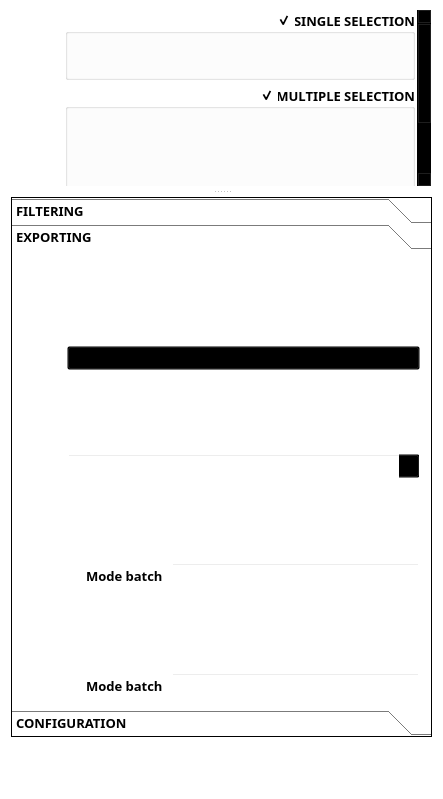
First picture: the form in filter_mate_dockwidget_base.ui, repository sducournau/filter_mate, before the edit.
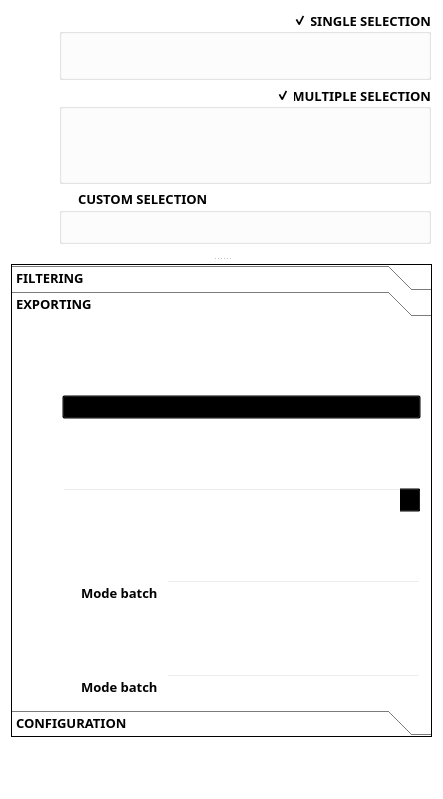
Second picture: the form after the edit. The open tabs and pages were chosen to show the change. Icons and pictures are not drawn. Custom widgets are drawn as their Qt base class.

Commit message: feat(refactor): integrate Phase E13 extracted classes into FilterEngineTask

```diff
--- a/filter_mate_dockwidget_base.ui
+++ b/filter_mate_dockwidget_base.ui
@@ -283,19 +283,19 @@
          <property name="sizePolicy">
           <sizepolicy hsizetype="Preferred" vsizetype="Preferred">
            <horstretch>0</horstretch>
-           <verstretch>1</verstretch>
+           <verstretch>2</verstretch>
           </sizepolicy>
          </property>
          <property name="minimumSize">
           <size>
            <width>0</width>
-           <height>180</height>
+           <height>240</height>
           </size>
          </property>
          <property name="maximumSize">
           <size>
            <width>16777215</width>
-           <height>600</height>
+           <height>700</height>
           </size>
          </property>
          <property name="baseSize">
@@ -334,26 +334,26 @@
          </property>
          <layout class="QVBoxLayout" name="verticalLayout_main_content">
           <property name="spacing">
-           <number>0</number>
+           <number>-2</number>
           </property>
           <property name="leftMargin">
-           <number>2</number>
+           <number>1</number>
           </property>
           <property name="topMargin">
            <number>0</number>
           </property>
           <property name="rightMargin">
-           <number>2</number>
+           <number>1</number>
           </property>
           <property name="bottomMargin">
-           <number>2</number>
+           <number>1</number>
           </property>
           <item>
            <widget class="QScrollArea" name="scrollArea_frame_exploring">
             <property name="sizePolicy">
-             <sizepolicy hsizetype="Expanding" vsizetype="Preferred">
+             <sizepolicy hsizetype="Expanding" vsizetype="Expanding">
               <horstretch>0</horstretch>
-              <verstretch>0</verstretch>
+              <verstretch>2</verstretch>
              </sizepolicy>
             </property>
             <property name="cursor" stdset="0">
@@ -371,13 +371,13 @@
             <widget class="QWidget" name="scrollAreaWidgetContents">
              <layout class="QGridLayout" name="gridLayout_main_header">
               <property name="leftMargin">
-               <number>2</number>
+               <number>1</number>
               </property>
               <property name="topMargin">
                <number>0</number>
               </property>
               <property name="rightMargin">
-               <number>2</number>
+               <number>1</number>
               </property>
               <property name="bottomMargin">
                <number>0</number>
@@ -400,7 +400,7 @@
                  <number>0</number>
                 </property>
                 <property name="spacing">
-                 <number>4</number>
+                 <number>2</number>
                 </property>
                 <item row="0" column="0">
                  <widget class="QWidget" name="widget_exploring_keys" native="true">
@@ -430,16 +430,16 @@
                   </property>
                   <layout class="QVBoxLayout" name="verticalLayout_exploring_container">
                    <property name="spacing">
-                    <number>2</number>
+                    <number>1</number>
                    </property>
                    <property name="leftMargin">
-                    <number>2</number>
+                    <number>1</number>
                    </property>
                    <property name="topMargin">
-                    <number>2</number>
+                    <number>1</number>
                    </property>
                    <property name="rightMargin">
-                    <number>2</number>
+                    <number>1</number>
                    </property>
                    <property name="bottomMargin">
                     <number>2</number>
@@ -973,21 +973,21 @@
                       <enum>QLayout::SetDefaultConstraint</enum>
                      </property>
                      <property name="leftMargin">
-                      <number>4</number>
+                      <number>2</number>
                      </property>
                      <property name="topMargin">
-                      <number>4</number>
+                      <number>2</number>
                      </property>
                      <property name="rightMargin">
-                      <number>4</number>
+                      <number>2</number>
                      </property>
                      <property name="bottomMargin">
-                      <number>4</number>
+                      <number>2</number>
                      </property>
                      <item row="0" column="0">
                       <layout class="QVBoxLayout" name="verticalLayout_exploring_single_selection">
                        <property name="spacing">
-                        <number>4</number>
+                        <number>2</number>
                        </property>
                        <item>
                         <widget class="QgsFeaturePickerWidget" name="mFeaturePickerWidget_exploring_single_selection">
@@ -1024,15 +1024,15 @@
                        <item>
                         <widget class="QgsFieldExpressionWidget" name="mFieldExpressionWidget_exploring_single_selection">
                          <property name="sizePolicy">
-                          <sizepolicy hsizetype="Expanding" vsizetype="Fixed">
-                           <horstretch>1</horstretch>
+                          <sizepolicy hsizetype="Preferred" vsizetype="Fixed">
+                           <horstretch>0</horstretch>
                            <verstretch>0</verstretch>
                           </sizepolicy>
                          </property>
                          <property name="minimumSize">
                           <size>
                            <width>0</width>
-                           <height>28</height>
+                           <height>24</height>
                           </size>
                          </property>
                          <property name="font">
@@ -1079,7 +1079,7 @@
                     <property name="sizePolicy">
                      <sizepolicy hsizetype="Expanding" vsizetype="MinimumExpanding">
                       <horstretch>0</horstretch>
-                      <verstretch>1</verstretch>
+                      <verstretch>2</verstretch>
                      </sizepolicy>
                     </property>
                     <property name="minimumSize">
@@ -1130,22 +1130,22 @@
                     </property>
                     <layout class="QVBoxLayout" name="verticalLayout_exploring_multiple_selection">
                      <property name="spacing">
-                      <number>4</number>
+                      <number>2</number>
                      </property>
                      <property name="sizeConstraint">
-                      <enum>QLayout::SetDefaultConstraint</enum>
+                      <enum>QLayout::SetMinimumSize</enum>
                      </property>
                      <property name="leftMargin">
-                      <number>4</number>
+                      <number>2</number>
                      </property>
                      <property name="topMargin">
-                      <number>4</number>
+                      <number>2</number>
                      </property>
                      <property name="rightMargin">
-                      <number>4</number>
+                      <number>2</number>
                      </property>
                      <property name="bottomMargin">
-                      <number>4</number>
+                      <number>2</number>
                      </property>
                      <item>
                       <layout class="QHBoxLayout" name="horizontalLayout_exploring_multiple_feature_picker">
@@ -1183,7 +1183,7 @@
                        <property name="minimumSize">
                         <size>
                          <width>0</width>
-                         <height>28</height>
+                         <height>24</height>
                         </size>
                        </property>
                        <property name="font">
@@ -1273,19 +1273,19 @@
                     </property>
                     <layout class="QVBoxLayout" name="verticalLayout_exploring_custom_container">
                      <property name="spacing">
-                      <number>4</number>
+                      <number>2</number>
                      </property>
                      <property name="leftMargin">
-                      <number>4</number>
+                      <number>2</number>
                      </property>
                      <property name="topMargin">
-                      <number>4</number>
+                      <number>2</number>
                      </property>
                      <property name="rightMargin">
-                      <number>4</number>
+                      <number>2</number>
                      </property>
                      <property name="bottomMargin">
-                      <number>4</number>
+                      <number>2</number>
                      </property>
                      <item>
                       <layout class="QVBoxLayout" name="verticalLayout_exploring_custom_selection">
@@ -1303,7 +1303,7 @@
                          <property name="minimumSize">
                           <size>
                            <width>0</width>
-                           <height>28</height>
+                           <height>24</height>
                           </size>
                          </property>
                          <property name="font">
@@ -1428,7 +1428,7 @@
               <property name="minimumSize">
                <size>
                 <width>0</width>
-                <height>280</height>
+                <height>320</height>
                </size>
               </property>
               <property name="maximumSize">
@@ -2734,19 +2734,19 @@
                 <item>
                  <layout class="QHBoxLayout" name="horizontalLayout_exporting_content">
                   <property name="spacing">
-                   <number>4</number>
+                   <number>2</number>
                   </property>
                   <property name="leftMargin">
-                   <number>2</number>
+                   <number>1</number>
                   </property>
                   <property name="topMargin">
-                   <number>2</number>
+                   <number>1</number>
                   </property>
                   <property name="rightMargin">
-                   <number>2</number>
+                   <number>1</number>
                   </property>
                   <property name="bottomMargin">
-                   <number>2</number>
+                   <number>1</number>
                   </property>
                   <item>
                    <widget class="QWidget" name="widget_exporting_keys" native="true">
@@ -2776,19 +2776,19 @@
                     </property>
                     <layout class="QVBoxLayout" name="verticalLayout_exporting_keys_container">
                      <property name="spacing">
-                      <number>2</number>
+                      <number>1</number>
                      </property>
                      <property name="leftMargin">
-                      <number>2</number>
+                      <number>1</number>
                      </property>
                      <property name="topMargin">
-                      <number>2</number>
+                      <number>1</number>
                      </property>
                      <property name="rightMargin">
-                      <number>2</number>
+                      <number>1</number>
                      </property>
                      <property name="bottomMargin">
-                      <number>2</number>
+                      <number>1</number>
                      </property>
                      <item>
                       <layout class="QVBoxLayout" name="verticalLayout_exporting_keys" stretch="0,0,0,0,0,0,0,0,0,0,0">
```
Left out of the diff: 10 changed lines with no effect on the pictures. The commit also changes 5 other files.
